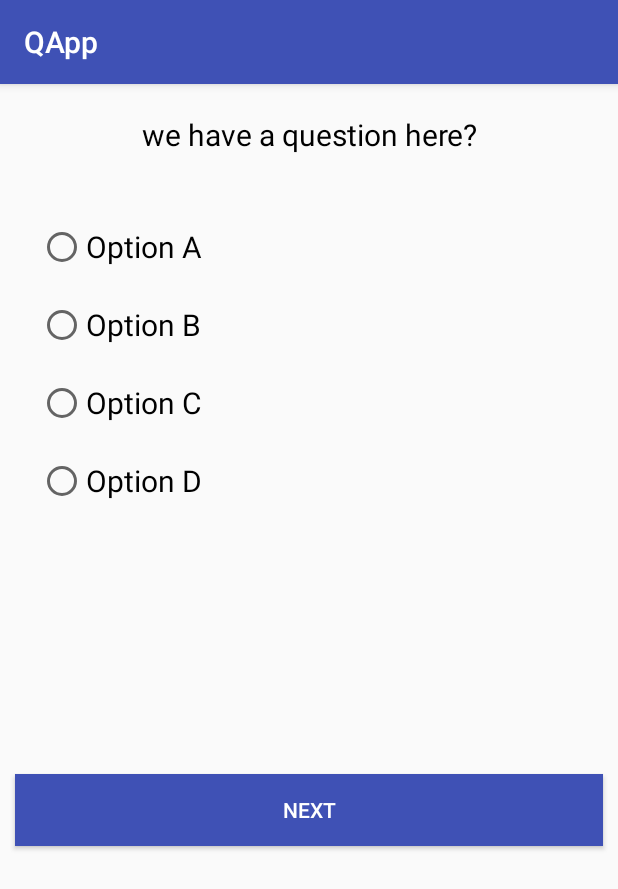
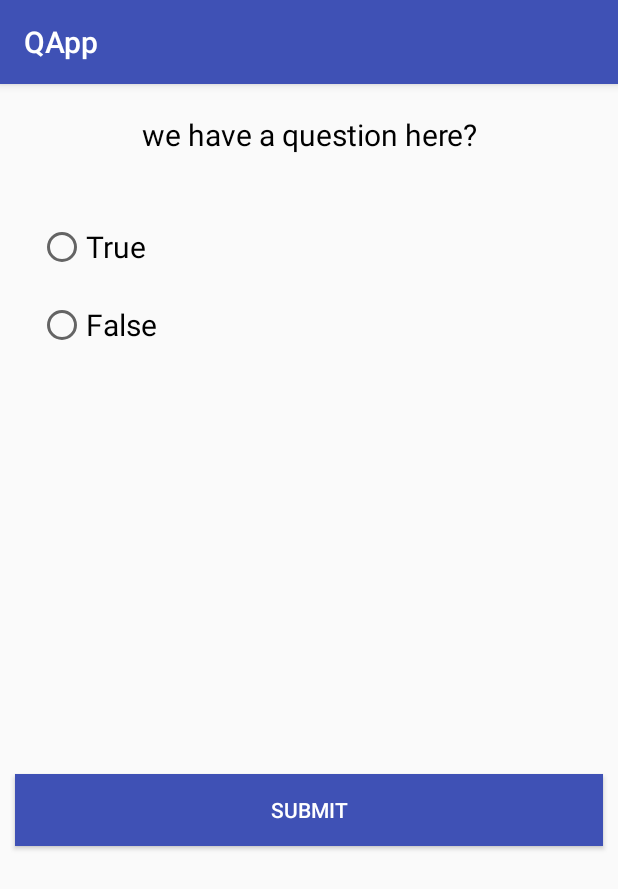
Before and after one commit to jainkuniya/Question-Generator, an Android app: the QuestionsActivity screen opened directly, with no data from a screen before it, after a tap on "NEXT", on a phone screen of 412 x 824 dp. Shown: the top 889 px of the screen. Run offline under Robolectric (Android 15) with nearby library versions, the phone set to English and light mode, and no system bars; our stand-ins replace ButterKnife; 1 other tap on this screen came first.

Commit message:
QApp: change button text

```diff
--- a/QApp/app/src/main/java/com/example/user/qapp/activities/MainActivity.java
+++ b/QApp/app/src/main/java/com/example/user/qapp/activities/MainActivity.java
@@ -1,7 +1,6 @@
 package com.example.user.qapp.activities;
 
 import android.content.Context;
-import android.content.Intent;
 import android.os.Bundle;
 import android.support.v7.app.AppCompatActivity;
 import android.util.Log;
@@ -55,8 +54,7 @@ public class MainActivity extends AppCompatActivity {
                     //upload file
                     UploadFile up = new UploadFile();
                     up.uploadFile(this,file, fileName);
-                    Intent intent=new Intent(this,QuestionsActivity.class);
-                    startActivity(intent);
+
 
                 } catch (IOException e) {
                     e.printStackTrace();
--- a/QApp/app/src/main/java/com/example/user/qapp/activities/QuestionsActivity.java
+++ b/QApp/app/src/main/java/com/example/user/qapp/activities/QuestionsActivity.java
@@ -1,5 +1,6 @@
 package com.example.user.qapp.activities;
 
+import android.content.Intent;
 import android.os.Bundle;
 import android.support.v4.app.Fragment;
 import android.support.v4.app.FragmentManager;
@@ -11,7 +12,11 @@ import android.widget.Button;
 
 import com.example.user.qapp.R;
 import com.example.user.qapp.fragments.MCQFragment;
+import com.example.user.qapp.fragments.TrueFalseFragment;
+import com.example.user.qapp.model.Question;
 import com.example.user.qapp.utils.NonSwipeableViewPager;
+
+import java.util.ArrayList;
 
 import butterknife.BindView;
 import butterknife.ButterKnife;
@@ -21,6 +26,7 @@ public class QuestionsActivity extends AppCompatActivity {
 
   int NUM_PAGES = 5;
   int flag=0;
+  ArrayList<Question> questions;
 
 
     @BindView(R.id.view_pager)
@@ -36,7 +42,8 @@ public class QuestionsActivity extends AppCompatActivity {
         super.onCreate(savedInstanceState);
         setContentView(R.layout.activity_questions);
         ButterKnife.bind(this);
-
+        Intent intent = getIntent();
+        questions=(ArrayList<Question>)intent.getSerializableExtra("questions");
         mPagerAdapter = new ScreenSlidePagerAdapter(getSupportFragmentManager());
         mPager.setAdapter(mPagerAdapter);
     }
@@ -49,8 +56,11 @@ public class QuestionsActivity extends AppCompatActivity {
     public void next(View view) {
         if(flag==0)
         changeButton();
-        else
+        else{
             submit();
+            btnNext.setText("Submit");
+            flag=0;
+            }
 
 
 
@@ -73,19 +83,39 @@ public class QuestionsActivity extends AppCompatActivity {
 
         @Override
         public Fragment getItem(int position) {
+            Bundle bundle=new Bundle();
+            bundle.putSerializable("question",questions);
+            Fragment frag;
             switch(position){
+                case 0:
+                    frag=new MCQFragment();
+                    frag.setArguments(bundle);
+                    return frag;
                 case 1:
-                    return new MCQFragment();
+
+                    frag=new TrueFalseFragment();
+                    frag.setArguments(bundle);
+                    return frag;
                 case 2:
-                    return new MCQFragment();
+
+                    frag=new MCQFragment();
+                    frag.setArguments(bundle);
+                    return frag;
                 case 3:
-                    return new MCQFragment();
+
+                    frag=new MCQFragment();
+                    frag.setArguments(bundle);
+                    return frag;
                 case 4:
-                    return new MCQFragment();
-                case 5:
-                    return new MCQFragment();
+
+                    frag=new MCQFragment();
+                    frag.setArguments(bundle);
+                    return frag;
                 default:
-                    return new MCQFragment();
+
+                    frag=new MCQFragment();
+                    frag.setArguments(bundle);
+                    return frag;
 
             }
 
--- /dev/null
+++ b/QApp/app/src/main/java/com/example/user/qapp/fragments/TrueFalseFragment.java
@@ -0,0 +1,48 @@
+package com.example.user.qapp.fragments;
+
+import android.os.Bundle;
+import android.support.v4.app.Fragment;
+import android.view.LayoutInflater;
+import android.view.View;
+import android.view.ViewGroup;
+import android.widget.RadioGroup;
+import android.widget.TextView;
+
+import com.example.user.qapp.R;
+import com.example.user.qapp.activities.QuestionsActivity;
+
+import butterknife.BindView;
+import butterknife.ButterKnife;
+
+
+public class TrueFalseFragment extends Fragment {
+
+    @BindView(R.id.rg)
+    RadioGroup radioGroup;
+    @BindView(R.id.tv_correct)
+    TextView correct;
+    @BindView(R.id.tv_explain)
+    TextView explain;
+    @Override
+    public void onCreate(Bundle savedInstanceState) {
+        super.onCreate(savedInstanceState);
+
+    }
+
+    @Override
+    public View onCreateView(LayoutInflater inflater, ViewGroup container,
+                             Bundle savedInstanceState) {
+        ViewGroup rootView = (ViewGroup) inflater.inflate(
+                R.layout.fragment_true_false, container, false);
+        ButterKnife.bind(this, rootView);
+        correct.setVisibility(View.INVISIBLE);
+        explain.setVisibility(View.INVISIBLE);
+
+
+        if (radioGroup.getCheckedRadioButtonId() != -1) {
+            ((QuestionsActivity) getActivity()).changeButton();
+        }
+
+        return rootView;
+    }
+}
--- a/QApp/app/src/main/java/com/example/user/qapp/network/UploadFile.java
+++ b/QApp/app/src/main/java/com/example/user/qapp/network/UploadFile.java
@@ -2,12 +2,17 @@ package com.example.user.qapp.network;
 
 import android.app.ProgressDialog;
 import android.content.Context;
+import android.content.Intent;
 import android.util.Log;
 import android.widget.Toast;
 
+import com.example.user.qapp.activities.QuestionsActivity;
+import com.example.user.qapp.model.Question;
 import com.example.user.qapp.model.UploadFileResponse;
 
 import java.io.File;
+import java.util.ArrayList;
+import java.util.List;
 
 import okhttp3.MediaType;
 import okhttp3.MultipartBody;
@@ -23,6 +28,7 @@ import retrofit2.Retrofit;
 
 public class UploadFile {
     ProgressDialog progressDialog;
+    List<Question> questions;
     public void uploadFile(final Context context, File file, String title) {
         progressDialog = new ProgressDialog(context);
         progressDialog.setMessage("Loading...");
@@ -54,21 +60,27 @@ public class UploadFile {
 
                 UploadFileResponse uploadFileResponse = response.body();
                 int status = uploadFileResponse.getSuccess();
+                questions = uploadFileResponse.getQuestions();
 
                 if (response.code() == 200) {
                     if (status == 1) {
-                        //send to next activity
-                        //send questions via intent or singleton
+
                     }
                     Toast.makeText(context, uploadFileResponse.getMessage(), Toast.LENGTH_SHORT).show();
 
                 } else {
                     Toast.makeText(context, "Something went wrong on server.", Toast.LENGTH_SHORT).show();
                 }
+                Intent intent=new Intent(context,QuestionsActivity.class);
+                intent.putExtra("questions",(ArrayList<Question>) questions);
+                context.startActivity(intent);
                 progressDialog.dismiss();
             }
             public void onFailure(Call<UploadFileResponse> call, Throwable t) {
                 Log.d("onFailure upload", t.toString());
+                Intent intent=new Intent(context,QuestionsActivity.class);
+                intent.putExtra("questions",(ArrayList<Question>) questions);
+                context.startActivity(intent);
                 progressDialog.dismiss();
                 Toast.makeText(context, "Failed to connect to server", Toast.LENGTH_SHORT).show();
             }
--- /dev/null
+++ b/QApp/app/src/main/res/layout/fragment_true_false.xml
@@ -0,0 +1,77 @@
+<?xml version="1.0" encoding="utf-8"?>
+<ScrollView
+    xmlns:android="http://schemas.android.com/apk/res/android"
+    xmlns:tools="http://schemas.android.com/tools"
+
+    android:layout_width="match_parent"
+
+    android:layout_height="match_parent">
+
+    <RelativeLayout
+        android:layout_width="match_parent"
+        tools:context=".fragments.MCQFragment"
+        android:layout_height="match_parent">
+
+
+        <TextView
+            android:id="@+id/tv_question"
+            android:layout_width="match_parent"
+            android:layout_height="wrap_content"
+            android:textSize="20sp"
+            android:layout_margin="20dp"
+            android:textColor="#000000"
+            android:gravity="center_horizontal"
+            android:text="we have a question here?" />
+        <RadioGroup
+            android:layout_margin="15dp"
+            android:id="@+id/rg"
+            android:layout_below="@id/tv_question"
+            android:layout_width="wrap_content"
+            android:layout_height="wrap_content">
+            <RadioButton
+                android:layout_width="wrap_content"
+                android:layout_height="wrap_content"
+                android:id="@+id/rb_true"
+                android:layout_margin="10dp"
+                android:textSize="20sp"
+                android:text="True"
+                />
+
+            <RadioButton
+                android:layout_width="wrap_content"
+                android:layout_height="wrap_content"
+                android:id="@+id/rb_false"
+                android:layout_margin="10dp"
+                android:textSize="20sp"
+                android:text="False"
+                />
+
+
+        </RadioGroup>
+        <TextView
+            android:id="@+id/tv_correct"
+            android:layout_width="wrap_content"
+            android:layout_height="wrap_content"
+            android:text="@string/correct"
+            android:layout_centerHorizontal="true"
+            android:layout_below="@id/rg"
+            android:textSize="18sp"
+            android:padding="10dp"
+            android:background="#FF3AE943"
+            android:textColor="#000000"
+            />
+        <TextView
+            android:id="@+id/tv_explain"
+            android:layout_width="match_parent"
+            android:layout_height="wrap_content"
+            android:layout_below="@id/tv_correct"
+            android:layout_centerHorizontal="true"
+            android:text="Not applicable"
+            android:layout_margin="10dp"
+            android:textColor="#000000"
+            android:textSize="15sp"
+            android:gravity="center_horizontal"
+            />
+
+    </RelativeLayout>
+</ScrollView>
```
